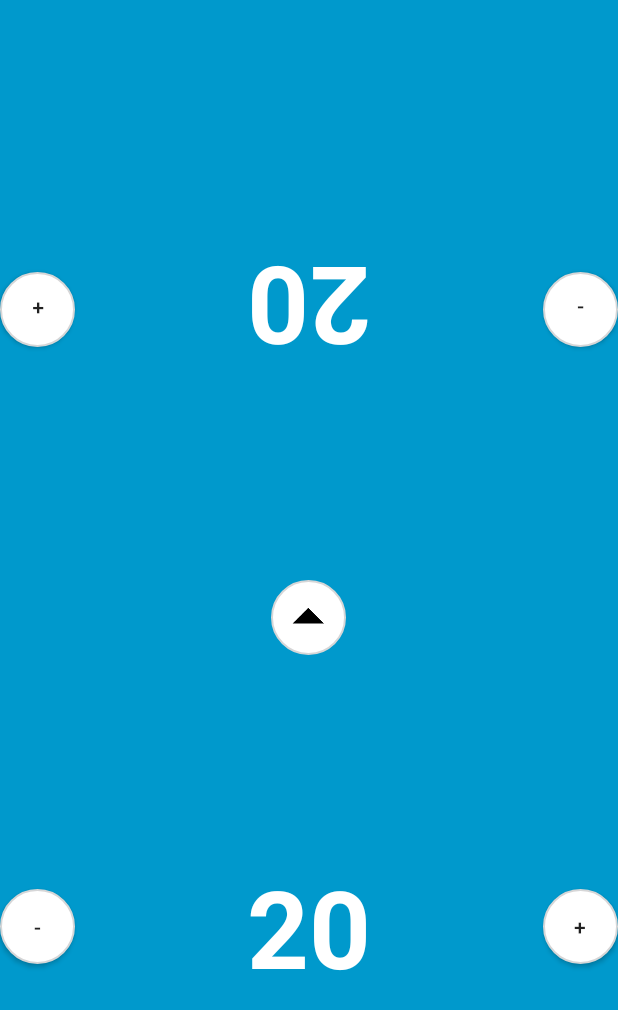
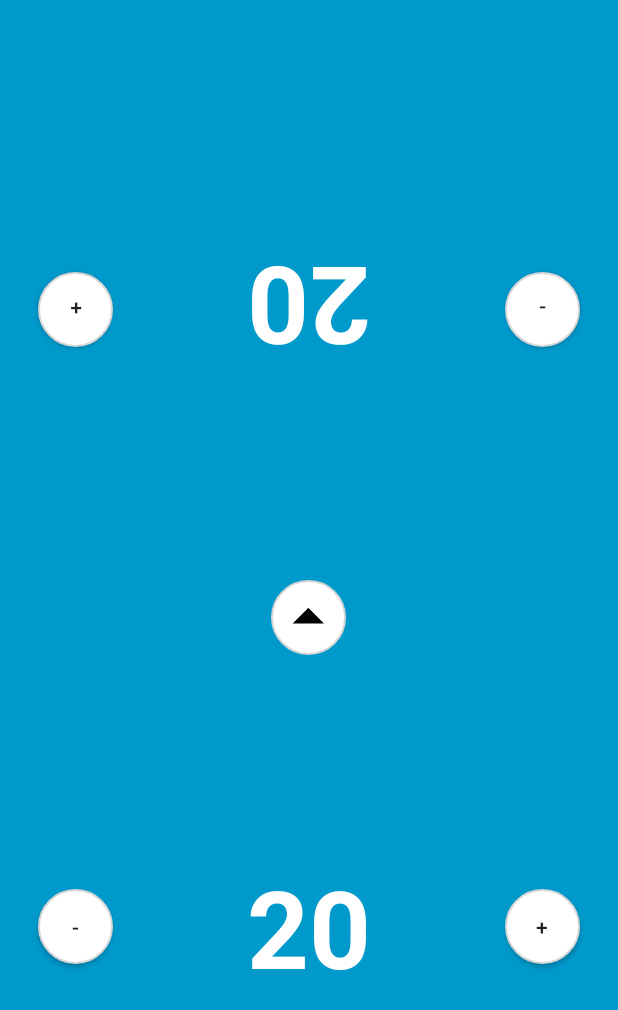
Before and after one commit to josh-perry/MTG-Counter, an Android app: the screen it shows after launch (MainActivity), on a phone screen of 412 x 824 dp. Shown: the top 1010 px of the screen. Run offline under Robolectric (Android 15) with nearby library versions, the phone set to English and light mode, and no system bars; libraries missing offline, so code that uses them is left out: petrov.kristiyan.colorpicker.

Commit message:
Added some button padding

```diff
--- a/app/src/main/res/layout/counter_widget.xml
+++ b/app/src/main/res/layout/counter_widget.xml
@@ -23,6 +23,7 @@
         android:background="@drawable/roundedcorner"
         android:text="-"
         android:layout_gravity="left|center_vertical"
+        android:layout_margin="25dp"
         android:onClick="minusLifeButtonClicked"/>
 
     <Button
@@ -32,5 +33,6 @@
         android:background="@drawable/roundedcorner"
         android:text="+"
         android:layout_gravity="right|center_vertical"
+        android:layout_margin="25dp"
         android:onClick="addLifeButtonClicked"/>
 </FrameLayout>
```
